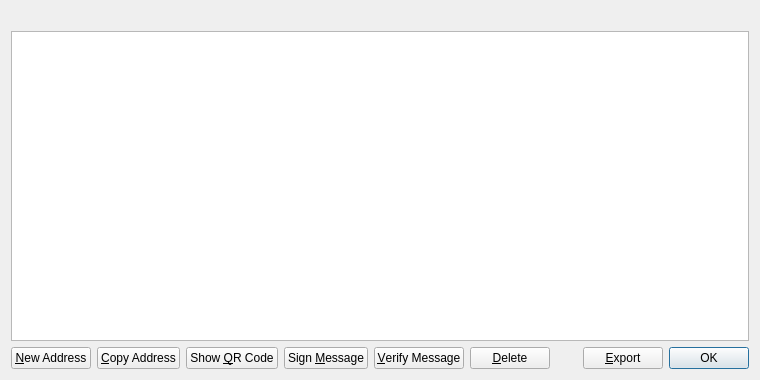
The window that src/qt/forms/addressbookpage.ui (hscoin/hashcoin) describes before a commit, drawn with Qt 5.
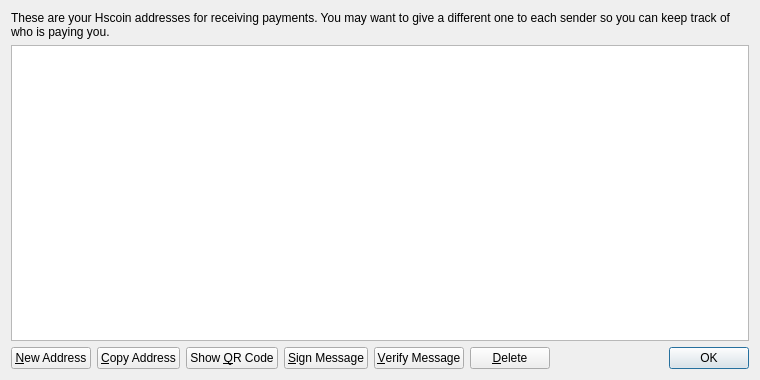
The same window after the commit. Icons and pictures are not drawn.

What changed in the file:
```diff
--- a/src/qt/forms/addressbookpage.ui
+++ b/src/qt/forms/addressbookpage.ui
@@ -16,6 +16,9 @@
   <layout class="QVBoxLayout" name="verticalLayout">
    <item>
     <widget class="QLabel" name="labelExplanation">
+     <property name="text">
+      <string>These are your Hscoin addresses for receiving payments. You may want to give a different one to each sender so you can keep track of who is paying you.</string>
+     </property>
      <property name="textFormat">
       <enum>Qt::PlainText</enum>
      </property>
@@ -99,7 +102,7 @@
         <string>Sign a message to prove you own a hscoin address</string>
        </property>
        <property name="text">
-        <string>Sign &amp;Message</string>
+        <string>&amp;Sign Message</string>
        </property>
        <property name="icon">
         <iconset resource="../bitcoin.qrc">
@@ -148,20 +151,6 @@
        </property>
       </spacer>
      </item>
-     <item>
-      <widget class="QPushButton" name="exportButton">
-       <property name="toolTip">
-        <string>Export the data in the current tab to a file</string>
-       </property>
-       <property name="text">
-        <string>&amp;Export</string>
-       </property>
-       <property name="icon">
-        <iconset resource="../bitcoin.qrc">
-         <normaloff>:/icons/export</normaloff>:/icons/export</iconset>
-       </property>
-      </widget>
-     </item>
      <item>
       <widget class="QDialogButtonBox" name="buttonBox">
        <property name="sizePolicy">
```
Left out of the diff: 12 changed lines with no effect on the pictures.
